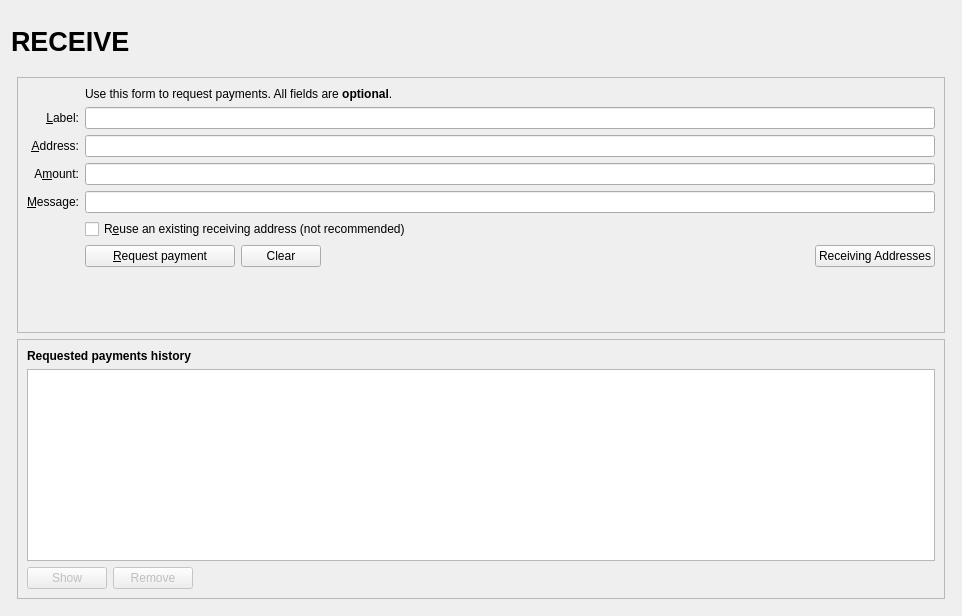
The window that src/qt/forms/receivecoinsdialog.ui (THETCR/core) describes before a commit, drawn with Qt 5.
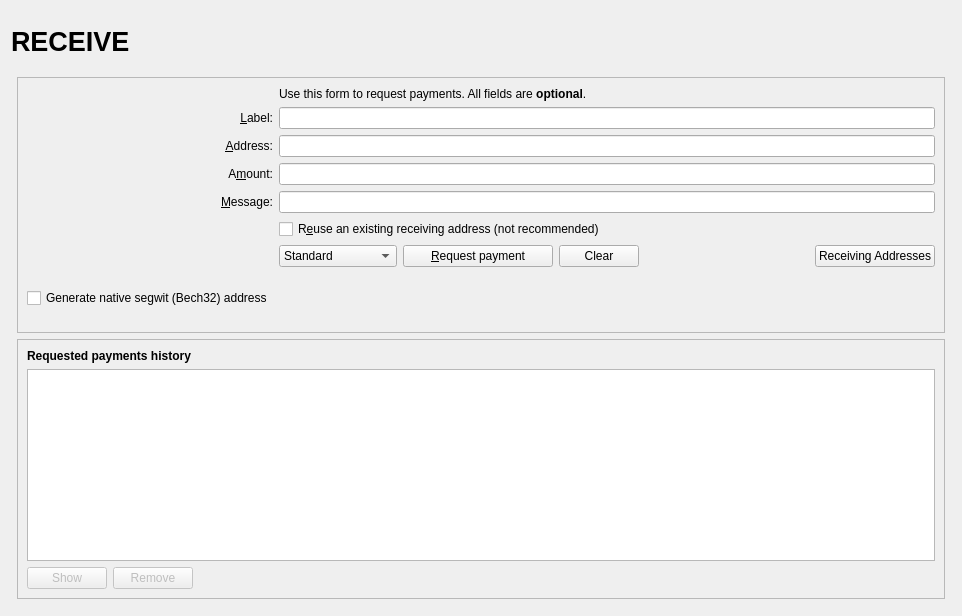
The same window after the commit. Icons and pictures are not drawn. Custom widgets are drawn as their Qt base class.

Diff of the .ui file:
```diff
--- a/src/qt/forms/receivecoinsdialog.ui
+++ b/src/qt/forms/receivecoinsdialog.ui
@@ -276,6 +276,33 @@
              </item>
              <item row="9" column="2">
               <layout class="QHBoxLayout" name="horizontalLayout">
+               <item>
+                <widget class="QComboBox" name="cbxAddressType">
+                 <property name="locale">
+                  <locale language="English" country="UnitedKingdom"/>
+                 </property>
+                 <item>
+                  <property name="text">
+                   <string>Standard</string>
+                  </property>
+                 </item>
+                 <item>
+                  <property name="text">
+                   <string>Stealth</string>
+                  </property>
+                 </item>
+                 <item>
+                  <property name="text">
+                   <string>Extended</string>
+                  </property>
+                 </item>
+                 <item>
+                  <property name="text">
+                   <string>Standard 256bit</string>
+                  </property>
+                 </item>
+                </widget>
+               </item>
                <item>
                 <widget class="QPushButton" name="receiveButton">
                  <property name="minimumSize">
@@ -345,6 +372,32 @@
                </item>
               </layout>
              </item>
+             <item>
+              <widget class="QCheckBox" name="useBech32">
+               <property name="sizePolicy">
+                <sizepolicy hsizetype="Fixed" vsizetype="Fixed">
+                 <horstretch>0</horstretch>
+                 <verstretch>0</verstretch>
+                </sizepolicy>
+               </property>
+               <property name="maximumSize">
+                <size>
+                 <width>1000</width>
+                 <height>16777215</height>
+                </size>
+               </property>
+               <property name="focusPolicy">
+                <enum>Qt::StrongFocus</enum>
+               </property>
+
+               <property name="toolTip">
+                <string>Use bech32 encoding.</string>
+               </property>
+               <property name="text">
+                <string>Generate native segwit (Bech32) address</string>
+               </property>
+              </widget>
+             </item>
              <item row="10" column="2">
               <spacer name="verticalSpacer">
                <property name="orientation">
```
